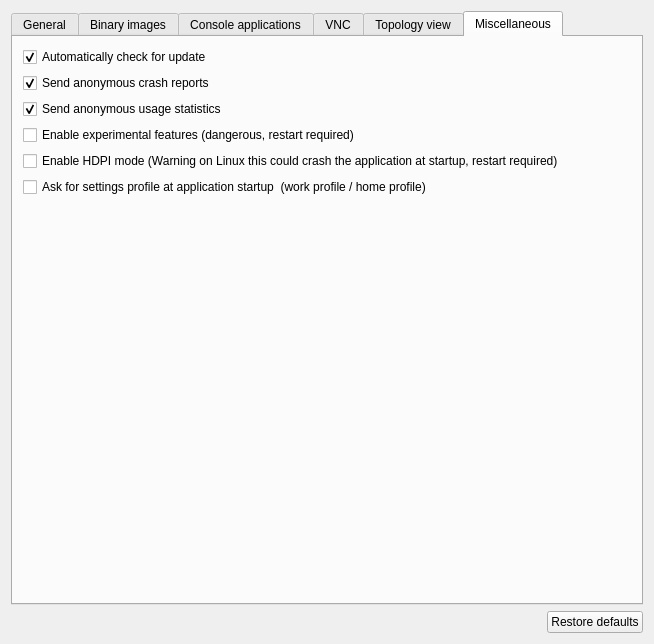
Above: gns3/ui/general_preferences_page.ui from GNS3/gns3-gui before the change. Below: the same form after it.
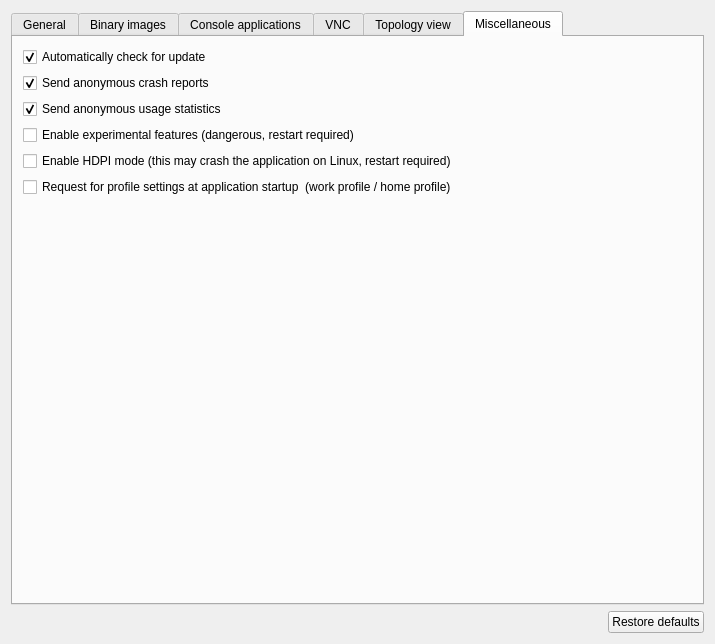
That is the form after the change. The open tabs and pages were chosen to show the change.

Commit message: Some tweaks for enabling/disabling HDPI mode.

Patch:
```diff
--- a/gns3/ui/general_preferences_page.ui
+++ b/gns3/ui/general_preferences_page.ui
@@ -6,7 +6,7 @@
    <rect>
     <x>0</x>
     <y>0</y>
-    <width>654</width>
+    <width>715</width>
     <height>644</height>
    </rect>
   </property>
@@ -783,14 +783,14 @@
        <item>
         <widget class="QCheckBox" name="uiHdpiCheckBox">
          <property name="text">
-          <string>Enable HDPI mode (Warning on Linux this could crash the application at startup, restart required)</string>
+          <string>Enable HDPI mode (this may crash the application on Linux, restart required)</string>
          </property>
         </widget>
        </item>
        <item>
         <widget class="QCheckBox" name="uiMultiProfilesCheckBox">
          <property name="text">
-          <string>Ask for settings profile at application startup  (work profile / home profile)</string>
+          <string>Request for profile settings at application startup  (work profile / home profile)</string>
          </property>
         </widget>
        </item>
```
Left out of the diff: 66 changed lines with no effect on the pictures. The commit also changes 2 other files.
